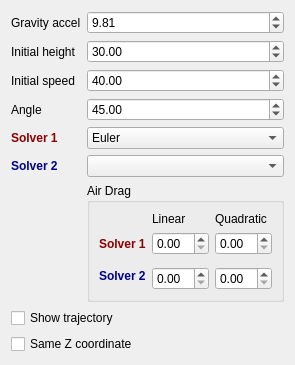
First picture: the form in CA-Simulations/forms/widgetprojectiles.ui, repository Astri2/ESIR3-FIB-Computer-Animation-Labs, before the edit.
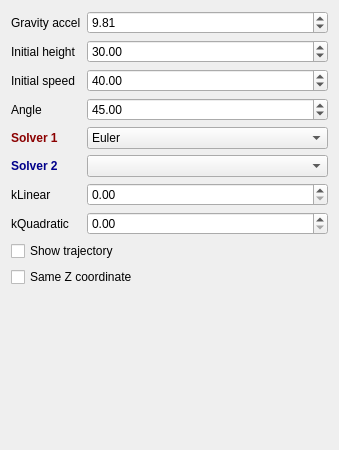
Second picture: the form after the edit.

Commit message: removed the 2nd coef for air drag + analytical solution for linear air drag drag + Y=0 clip

```diff
--- a/CA-Simulations/forms/widgetprojectiles.ui
+++ b/CA-Simulations/forms/widgetprojectiles.ui
@@ -6,8 +6,8 @@
    <rect>
     <x>0</x>
     <y>0</y>
-    <width>262</width>
-    <height>305</height>
+    <width>339</width>
+    <height>450</height>
    </rect>
   </property>
   <property name="windowTitle">
@@ -142,329 +142,46 @@
    <item row="5" column="1">
     <widget class="QComboBox" name="solver2"/>
    </item>
-   <item row="7" column="0" colspan="2">
+   <item row="8" column="0" colspan="2">
     <widget class="QCheckBox" name="trajectory">
      <property name="text">
       <string>Show trajectory</string>
      </property>
     </widget>
    </item>
-   <item row="8" column="0" colspan="2">
+   <item row="9" column="0" colspan="2">
     <widget class="QCheckBox" name="sameZ">
      <property name="text">
       <string>Same Z coordinate</string>
      </property>
     </widget>
    </item>
+   <item row="6" column="0">
+    <widget class="QLabel" name="label_7">
+     <property name="text">
+      <string>kLinear</string>
+     </property>
+    </widget>
+   </item>
+   <item row="7" column="0">
+    <widget class="QLabel" name="label_8">
+     <property name="text">
+      <string>kQuadratic</string>
+     </property>
+    </widget>
+   </item>
    <item row="6" column="1">
-    <widget class="QGroupBox" name="drag">
-     <property name="title">
-      <string>Air Drag</string>
+    <widget class="QDoubleSpinBox" name="kLinear">
+     <property name="singleStep">
+      <double>0.100000000000000</double>
      </property>
-     <layout class="QGridLayout" name="gridLayout_2">
-      <item row="4" column="2">
-       <widget class="QDoubleSpinBox" name="linear1">
-        <property name="singleStep">
-         <double>0.100000000000000</double>
-        </property>
-       </widget>
-      </item>
-      <item row="4" column="0">
-       <widget class="QLabel" name="Solver1Label">
-        <property name="palette">
-         <palette>
-          <active>
-           <colorrole role="WindowText">
-            <brush brushstyle="SolidPattern">
-             <color alpha="255">
-              <red>139</red>
-              <green>0</green>
-              <blue>0</blue>
-             </color>
-            </brush>
-           </colorrole>
-           <colorrole role="Text">
-            <brush brushstyle="SolidPattern">
-             <color alpha="255">
-              <red>139</red>
-              <green>0</green>
-              <blue>0</blue>
-             </color>
-            </brush>
-           </colorrole>
-           <colorrole role="ButtonText">
-            <brush brushstyle="SolidPattern">
-             <color alpha="255">
-              <red>139</red>
-              <green>0</green>
-              <blue>0</blue>
-             </color>
-            </brush>
-           </colorrole>
-           <colorrole role="PlaceholderText">
-            <brush brushstyle="SolidPattern">
-             <color alpha="128">
-              <red>139</red>
-              <green>0</green>
-              <blue>0</blue>
-             </color>
-            </brush>
-           </colorrole>
-          </active>
-          <inactive>
-           <colorrole role="WindowText">
-            <brush brushstyle="SolidPattern">
-             <color alpha="255">
-              <red>139</red>
-              <green>0</green>
-              <blue>0</blue>
-             </color>
-            </brush>
-           </colorrole>
-           <colorrole role="Text">
-            <brush brushstyle="SolidPattern">
-             <color alpha="255">
-              <red>139</red>
-              <green>0</green>
-              <blue>0</blue>
-             </color>
-            </brush>
-           </colorrole>
-           <colorrole role="ButtonText">
-            <brush brushstyle="SolidPattern">
-             <color alpha="255">
-              <red>139</red>
-              <green>0</green>
-              <blue>0</blue>
-             </color>
-            </brush>
-           </colorrole>
-           <colorrole role="PlaceholderText">
-            <brush brushstyle="SolidPattern">
-             <color alpha="128">
-              <red>139</red>
-              <green>0</green>
-              <blue>0</blue>
-             </color>
-            </brush>
-           </colorrole>
-          </inactive>
-          <disabled>
-           <colorrole role="WindowText">
-            <brush brushstyle="SolidPattern">
-             <color alpha="255">
-              <red>139</red>
-              <green>0</green>
-              <blue>0</blue>
-             </color>
-            </brush>
-           </colorrole>
-           <colorrole role="Text">
-            <brush brushstyle="SolidPattern">
-             <color alpha="255">
-              <red>139</red>
-              <green>0</green>
-              <blue>0</blue>
-             </color>
-            </brush>
-           </colorrole>
-           <colorrole role="ButtonText">
-            <brush brushstyle="SolidPattern">
-             <color alpha="255">
-              <red>139</red>
-              <green>0</green>
-              <blue>0</blue>
-             </color>
-            </brush>
-           </colorrole>
-           <colorrole role="PlaceholderText">
-            <brush brushstyle="SolidPattern">
-             <color alpha="128">
-              <red>139</red>
-              <green>0</green>
-              <blue>0</blue>
-             </color>
-            </brush>
-           </colorrole>
-          </disabled>
-         </palette>
-        </property>
-        <property name="font">
-         <font>
-          <bold>true</bold>
-         </font>
-        </property>
-        <property name="text">
-         <string>Solver 1</string>
-        </property>
-       </widget>
-      </item>
-      <item row="4" column="3">
-       <widget class="QDoubleSpinBox" name="quadratic1">
-        <property name="singleStep">
-         <double>0.100000000000000</double>
-        </property>
-       </widget>
-      </item>
-      <item row="3" column="3">
-       <widget class="QLabel" name="QuadraticLabel">
-        <property name="text">
-         <string>Quadratic</string>
-        </property>
-       </widget>
-      </item>
-      <item row="5" column="0" rowspan="2">
-       <widget class="QLabel" name="solver2Label">
-        <property name="palette">
-         <palette>
-          <active>
-           <colorrole role="WindowText">
-            <brush brushstyle="SolidPattern">
-             <color alpha="255">
-              <red>0</red>
-              <green>0</green>
-              <blue>139</blue>
-             </color>
-            </brush>
-           </colorrole>
-           <colorrole role="Text">
-            <brush brushstyle="SolidPattern">
-             <color alpha="255">
-              <red>0</red>
-              <green>0</green>
-              <blue>139</blue>
-             </color>
-            </brush>
-           </colorrole>
-           <colorrole role="ButtonText">
-            <brush brushstyle="SolidPattern">
-             <color alpha="255">
-              <red>0</red>
-              <green>0</green>
-              <blue>139</blue>
-             </color>
-            </brush>
-           </colorrole>
-           <colorrole role="PlaceholderText">
-            <brush brushstyle="SolidPattern">
-             <color alpha="128">
-              <red>0</red>
-              <green>0</green>
-              <blue>139</blue>
-             </color>
-            </brush>
-           </colorrole>
-          </active>
-          <inactive>
-           <colorrole role="WindowText">
-            <brush brushstyle="SolidPattern">
-             <color alpha="255">
-              <red>0</red>
-              <green>0</green>
-              <blue>139</blue>
-             </color>
-            </brush>
-           </colorrole>
-           <colorrole role="Text">
-            <brush brushstyle="SolidPattern">
-             <color alpha="255">
-              <red>0</red>
-              <green>0</green>
-              <blue>139</blue>
-             </color>
-            </brush>
-           </colorrole>
-           <colorrole role="ButtonText">
-            <brush brushstyle="SolidPattern">
-             <color alpha="255">
-              <red>0</red>
-              <green>0</green>
-              <blue>139</blue>
-             </color>
-            </brush>
-           </colorrole>
-           <colorrole role="PlaceholderText">
-            <brush brushstyle="SolidPattern">
-             <color alpha="128">
-              <red>0</red>
-              <green>0</green>
-              <blue>139</blue>
-             </color>
-            </brush>
-           </colorrole>
-          </inactive>
-          <disabled>
-           <colorrole role="WindowText">
-            <brush brushstyle="SolidPattern">
-             <color alpha="255">
-              <red>0</red>
-              <green>0</green>
-              <blue>139</blue>
-             </color>
-            </brush>
-           </colorrole>
-           <colorrole role="Text">
-            <brush brushstyle="SolidPattern">
-             <color alpha="255">
-              <red>0</red>
-              <green>0</green>
-              <blue>139</blue>
-             </color>
-            </brush>
-           </colorrole>
-           <colorrole role="ButtonText">
-            <brush brushstyle="SolidPattern">
-             <color alpha="255">
-              <red>0</red>
-              <green>0</green>
-              <blue>139</blue>
-             </color>
-            </brush>
-           </colorrole>
-           <colorrole role="PlaceholderText">
-            <brush brushstyle="SolidPattern">
-             <color alpha="128">
-              <red>0</red>
-              <green>0</green>
-              <blue>139</blue>
-             </color>
-            </brush>
-           </colorrole>
-          </disabled>
-         </palette>
-        </property>
-        <property name="font">
-         <font>
-          <bold>true</bold>
-         </font>
-        </property>
-        <property name="text">
-         <string>Solver 2</string>
-        </property>
-       </widget>
-      </item>
-      <item row="6" column="2">
-       <widget class="QDoubleSpinBox" name="linear2">
-        <property name="singleStep">
-         <double>0.100000000000000</double>
-        </property>
-       </widget>
-      </item>
-      <item row="6" column="3">
-       <widget class="QDoubleSpinBox" name="quadratic2">
-        <property name="singleStep">
-         <double>0.100000000000000</double>
-        </property>
-       </widget>
-      </item>
-      <item row="3" column="2">
-       <widget class="QLabel" name="LinearLabel">
-        <property name="text">
-         <string>Linear</string>
-        </property>
-       </widget>
-      </item>
-     </layout>
+    </widget>
+   </item>
+   <item row="7" column="1">
+    <widget class="QDoubleSpinBox" name="kQuadratic">
+     <property name="singleStep">
+      <double>0.100000000000000</double>
+     </property>
     </widget>
    </item>
   </layout>
```
The commit also changes 6 other files.
